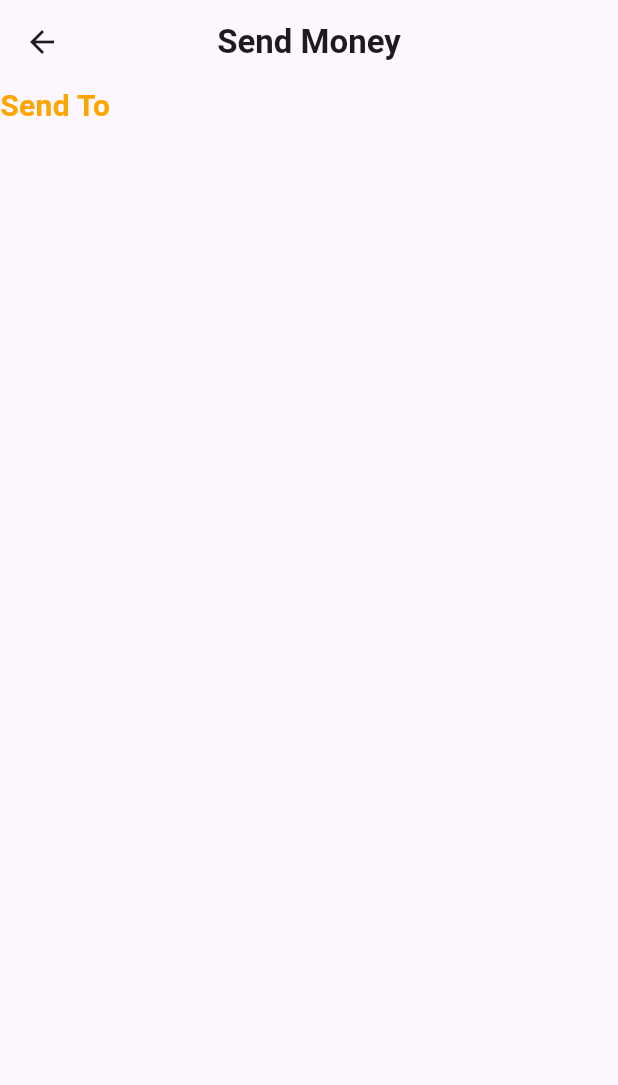
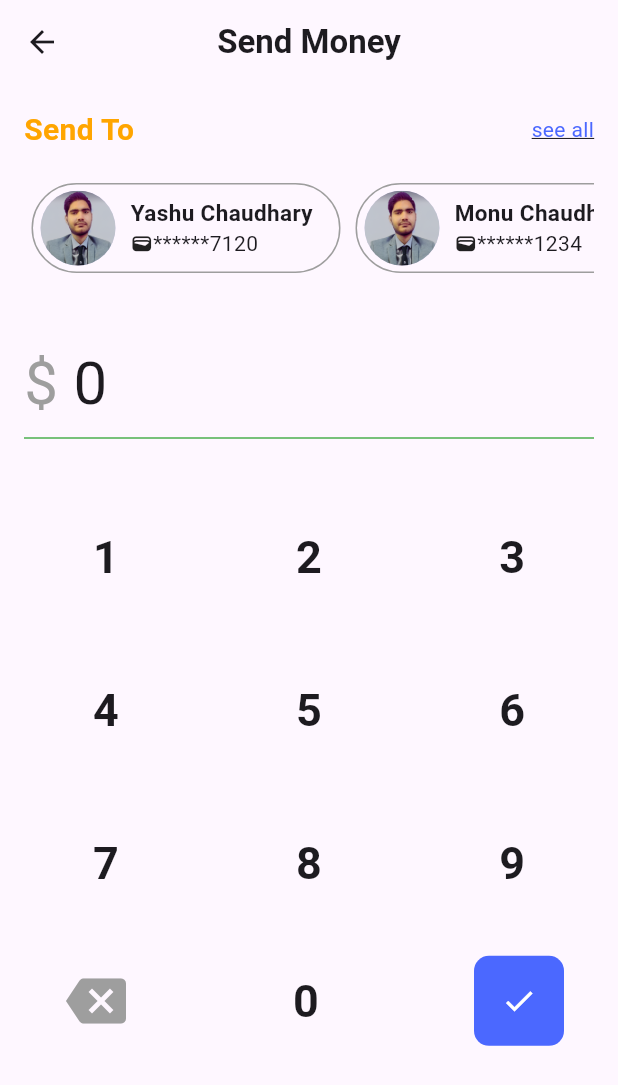
Before and after one commit to Yashu-Chaudhary/Banking-Mobile-App, a Flutter app: the SendMoneyPage screen opened directly, on a phone screen of 412 x 824 dp. Shown: the top 1085 px of the screen. Run offline on Flutter 3.47's test engine with Material 3 defaults, Android fonts, the light colour scheme and no system bars; our stand-ins replace get.

Commit message:
third screen

```diff
--- a/lib/app.dart
+++ b/lib/app.dart
@@ -1,5 +1,4 @@
 import 'package:banking_mobile_app/screens/first_screen.dart';
-import 'package:banking_mobile_app/screens/send_money.dart';
 import 'package:flutter/material.dart';
 import 'package:get/get_navigation/src/root/get_material_app.dart';
 
@@ -11,7 +10,7 @@ class App extends StatelessWidget {
     return const GetMaterialApp(
       debugShowCheckedModeBanner: false,
       home: Scaffold(
-        body: SendMoneyPage(),
+        body: FirstScreen(),
       ),
     );
   }
--- a/lib/screens/send_money.dart
+++ b/lib/screens/send_money.dart
@@ -1,7 +1,13 @@
 import 'package:banking_mobile_app/screens/first_screen.dart';
+import 'package:banking_mobile_app/utils/comman/dialor_keys.dart';
+import 'package:banking_mobile_app/utils/comman/user_account_detail_container.dart';
 import 'package:banking_mobile_app/utils/constants/string_colors.dart';
+import 'package:banking_mobile_app/utils/constants/string_images.dart';
 import 'package:banking_mobile_app/utils/constants/string_texts.dart';
+import 'package:flutter/cupertino.dart';
 import 'package:flutter/material.dart';
+import 'package:flutter/rendering.dart';
+import 'package:flutter/widgets.dart';
 import 'package:get/get.dart';
 
 class SendMoneyPage extends StatelessWidget {
@@ -14,21 +20,62 @@ class SendMoneyPage extends StatelessWidget {
         title: const Text(
           PTexts.sendMoney,
           style: TextStyle(fontWeight: FontWeight.bold),
-
         ),
         centerTitle: true,
-        leading: IconButton(icon: const Icon(Icons.arrow_back),onPressed:(()=>Get.to(const FirstScreen())),),
+        leading: IconButton(
+          icon: const Icon(Icons.arrow_back),
+          onPressed: (() => Get.to(const FirstScreen())),
+        ),
       ),
-      body: const SingleChildScrollView(
-        child: Column(
-          children: [
-            Row(
-              children: [
-                SizedBox(height: 15),
-                Text(PTexts.sendTo, style: TextStyle(fontSize: 20,color: PColors.secondary, fontWeight: FontWeight.bold),)
-              ],
-            )
-          ],
+      body: SingleChildScrollView(
+        child: Padding(
+          padding: const EdgeInsets.all(16.0),
+          child: Column(
+            children: [
+              const Row(
+                mainAxisAlignment: MainAxisAlignment.spaceBetween,
+                children: [
+                  Text(
+                    PTexts.sendTo,
+                    style: TextStyle(
+                        fontSize: 20,
+                        color: PColors.secondary,
+                        fontWeight: FontWeight.bold),
+                  ),
+                  Text(
+                    PTexts.seeAll,
+                    style: TextStyle(
+                        fontSize: 14,
+                        color: PColors.primary,
+                        decoration: TextDecoration.underline),
+                  ),
+                ],
+              ),
+              const SizedBox(height: 16),
+
+              // Most Used Accounts
+              SizedBox(
+                height: 70,
+                child: ListView(
+                  scrollDirection: Axis.horizontal,
+                  children: const [
+                    PUserAccountDetailContainer(
+                      name: 'Yashu Chaudhary',
+                      image: AssetImage(PImages.profile),
+                      lastFourDigits: 7120,
+                    ),
+                    PUserAccountDetailContainer(
+                      name: 'Monu Chaudhary',
+                      image: AssetImage(PImages.profile),
+                      lastFourDigits: 1234,
+                    ),
+                  ],
+                ),
+              ),
+              const SizedBox(height: 40),
+              const PDialorKeyboard()
+            ],
+          ),
         ),
       ),
     );
--- /dev/null
+++ b/lib/utils/comman/dialor_keys.dart
@@ -0,0 +1,138 @@
+import 'package:banking_mobile_app/utils/constants/string_colors.dart';
+import 'package:flutter/material.dart';
+
+class PDialorKeyboard extends StatelessWidget {
+  const PDialorKeyboard({super.key});
+
+  @override
+  Widget build(BuildContext context) {
+    final deviceHeight = MediaQuery.of(context).size.height;
+    final deviceWidth = MediaQuery.of(context).size.width;
+
+    dynamic key = 0;
+    return Column(
+      children: [
+        Row(
+          children: [
+            const Text(
+              '\$ ',
+              style: TextStyle(fontSize: 40, color: Colors.grey),
+            ),
+            Text(
+              '$key',
+              style: const TextStyle(
+                fontSize: 40,
+              ),
+            ),
+          ],
+        ),
+        const Divider(color: Colors.green),
+        const SizedBox(height: 50),
+        Container(
+          height: deviceHeight * .3,
+          width: deviceWidth * .7,
+          decoration: const BoxDecoration(
+              // color: Colors.red
+              ),
+          child: const Column(
+            mainAxisAlignment: MainAxisAlignment.spaceBetween,
+            children: [
+              Row(
+                mainAxisAlignment: MainAxisAlignment.spaceBetween,
+                children: [
+                  PNumberButton(
+                    num: 1,
+                  ),
+                  PNumberButton(
+                    num: 2,
+                  ),
+                  PNumberButton(
+                    num: 3,
+                  )
+                ],
+              ),
+              Row(
+                mainAxisAlignment: MainAxisAlignment.spaceBetween,
+                children: [
+                  PNumberButton(
+                    num: 4,
+                  ),
+                  PNumberButton(
+                    num: 5,
+                  ),
+                  PNumberButton(
+                    num: 6,
+                  )
+                ],
+              ),
+              Row(
+                mainAxisAlignment: MainAxisAlignment.spaceBetween,
+                children: [
+                  PNumberButton(
+                    num: 7,
+                  ),
+                  PNumberButton(
+                    num: 8,
+                  ),
+                  PNumberButton(
+                    num: 9,
+                  )
+                ],
+              ),
+            ],
+          ),
+        ),
+        const SizedBox(height: 40),
+        Padding(
+          padding: const EdgeInsets.symmetric(horizontal: 20),
+          child: Row(
+            mainAxisAlignment: MainAxisAlignment.spaceBetween,
+            children: [
+              IconButton(
+                  onPressed: () {},
+                  icon: const Icon(
+                    Icons.backspace,
+                    size: 40,
+                    color: Colors.grey,
+                  )),
+              const PNumberButton(
+                num: 0,
+              ),
+              Container(
+                  height: 60,
+                  width: 60,
+                  decoration: BoxDecoration(
+                      color: PColors.primary,
+                      borderRadius: BorderRadius.circular(10)),
+                  child: IconButton(
+                      onPressed: () {},
+                      icon: const Icon(
+                        Icons.check,
+                        color: Colors.white,
+                      )))
+            ],
+          ),
+        )
+      ],
+    );
+  }
+}
+
+class PNumberButton extends StatelessWidget {
+  const PNumberButton({
+    super.key,
+    required this.num,
+  });
+
+  final int num;
+  @override
+  Widget build(BuildContext context) {
+    return GestureDetector(
+      onTap: () {},
+      child: Text(
+        '$num',
+        style: const TextStyle(fontWeight: FontWeight.bold, fontSize: 30),
+      ),
+    );
+  }
+}
--- a/lib/utils/comman/expandable_row.dart
+++ b/lib/utils/comman/expandable_row.dart
@@ -1,4 +1,6 @@
+import 'package:banking_mobile_app/screens/send_money.dart';
 import 'package:flutter/material.dart';
+import 'package:get/get.dart';
 
 class PExpendableButtonRow extends StatefulWidget {
   const PExpendableButtonRow({super.key});
@@ -35,7 +37,7 @@ class _PExpendableButtonRowState extends State<PExpendableButtonRow> {
         ExpendedButton(
           index: 2,
           isExpanded: expandedIndex == 2,
-          onPressed: () => toggleExpansion(2),
+          onPressed: () => Get.to(SendMoneyPage()),
         ),
       ],
     );
--- /dev/null
+++ b/lib/utils/comman/user_account_detail_container.dart
@@ -0,0 +1,57 @@
+import 'package:flutter/material.dart';
+
+class PUserAccountDetailContainer extends StatelessWidget {
+  const PUserAccountDetailContainer({
+    super.key,
+    required this.name,
+    required this.image,
+    required this.lastFourDigits,
+  });
+
+  final String name;
+  final AssetImage image;
+  final int lastFourDigits;
+
+  @override
+  Widget build(BuildContext context) {
+    final double deviceWidth = MediaQuery.of(context).size.width;
+    return Container(
+        height: 80,
+        width: deviceWidth * .5,
+        margin: const EdgeInsets.all(5),
+        decoration: BoxDecoration(
+          border: Border.all(color: Colors.grey),
+          borderRadius: const BorderRadius.horizontal(
+              left: Radius.circular(40), right: Radius.circular(40)),
+        ),
+        child: Row(
+          children: [
+            SizedBox(
+              height: 50,
+              child: CircleAvatar(
+                radius: 30,
+                backgroundImage: image,
+              ),
+            ),
+            const SizedBox(width: 5),
+            Column(
+              mainAxisAlignment: MainAxisAlignment.center,
+              crossAxisAlignment: CrossAxisAlignment.start,
+              children: [
+                Text(
+                  name,
+                  style: const TextStyle(
+                      fontWeight: FontWeight.bold, fontSize: 15),
+                ),
+                Row(
+                  children: [
+                    const Icon(Icons.wallet, size: 15),
+                    Text('******$lastFourDigits')
+                  ],
+                )
+              ],
+            )
+          ],
+        ));
+  }
+}
```
